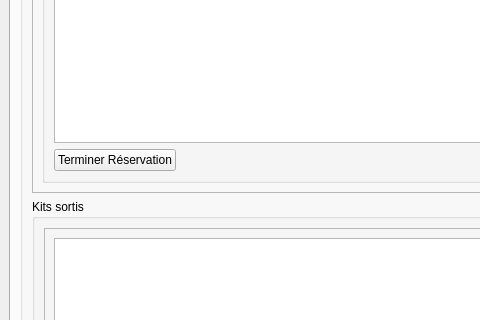
Before: the Qt Designer form mainwindow.ui in diluxe01/Micro_Brico, drawn with Qt 5; both pictures show x 0 to 480 and y 241 to 561 of the 1446 by 829 pixel window.
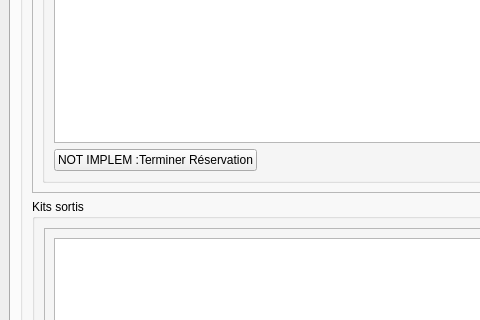
After: the same form once the commit is applied. The open tabs and pages were chosen to show the change.

```diff
--- a/mainwindow.ui
+++ b/mainwindow.ui
@@ -710,7 +710,7 @@
                       </size>
                      </property>
                      <property name="text">
-                      <string>Terminer Réservation</string>
+                      <string>NOT IMPLEM :Terminer Réservation</string>
                      </property>
                     </widget>
                    </item>
```
Left out of the diff: 2 changed lines with no effect on the pictures.
